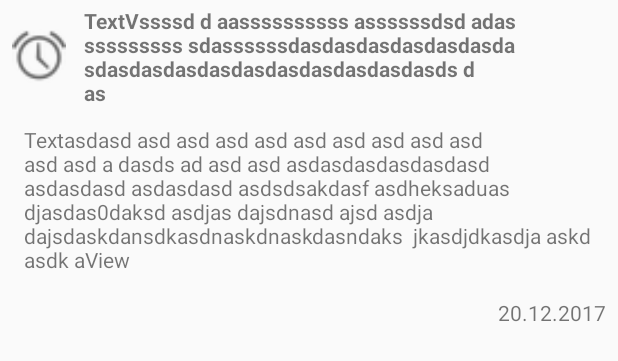
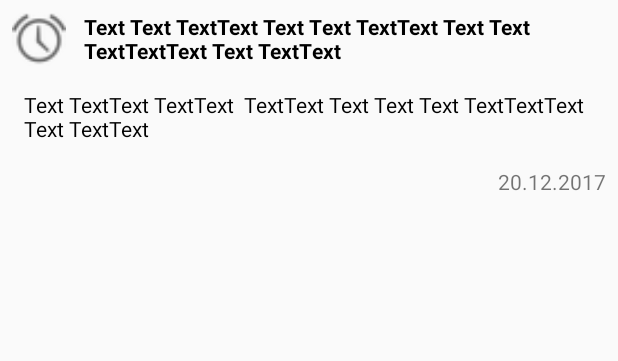
Before and after one commit to SmaQu/My-Personal-CV, an Android app: the layout list_view_item.xml on its own in the app's theme, with its tools: preview values and no code run, on a phone screen of 412 x 824 dp. Shown: the top 361 px of the screen. Run offline under Robolectric (Android 15) with nearby library versions, the phone set to English and light mode, and no system bars; network calls fail.

Commit message:
Add text to about app., create about me.

```diff
--- a/app/src/main/AndroidManifest.xml
+++ b/app/src/main/AndroidManifest.xml
@@ -1,6 +1,8 @@
 <?xml version="1.0" encoding="utf-8"?>
 <manifest xmlns:android="http://schemas.android.com/apk/res/android"
     package="com.example.smaqu.mypersonalcv">
+
+    <uses-permission android:name="android.permission.INTERNET"/>
 
     <application
         android:allowBackup="true"
--- a/app/src/main/res/layout/activity_about_application.xml
+++ b/app/src/main/res/layout/activity_about_application.xml
@@ -8,5 +8,5 @@
     <WebView
         android:id="@+id/web_view_activity_about_application"
         android:layout_width="match_parent"
-        android:layout_height="match_parent" />
+        android:layout_height="match_parent"/>
 </android.support.constraint.ConstraintLayout>
--- a/app/src/main/res/layout/list_view_item.xml
+++ b/app/src/main/res/layout/list_view_item.xml
@@ -30,8 +30,9 @@
             android:gravity="center_vertical"
             android:paddingEnd="4dp"
             android:paddingStart="4dp"
-            android:text="TextVssssd d aassssssssss assssssdsd adas sssssssss sdassssssdasdasdasdasdasdasdasdasdasdasdasdasdasdasdasdasdasds d as"
-            android:textStyle="bold" />
+            android:textColor="@android:color/black"
+            android:textStyle="bold"
+            tools:text="Text Text TextText Text Text TextText Text Text TextTextText Text TextText " />
 
     </RelativeLayout>
 
@@ -41,10 +42,11 @@
         android:layout_height="wrap_content"
         android:layout_alignStart="@+id/relative_layout_topic_icon"
         android:layout_below="@+id/relative_layout_topic_icon"
+        android:layout_marginEnd="8dp"
+        android:layout_marginStart="8dp"
         android:padding="8dp"
-        android:layout_marginStart="8dp"
-        android:layout_marginEnd="8dp"
-        android:text="Textasdasd asd asd asd asd asd asd asd asd asd asd asd a dasds ad asd asd asdasdasdasdasdasd asdasdasd asdasdasd asdsdsakdasf asdheksaduas djasdas0daksd asdjas dajsdnasd ajsd asdja dajsdaskdansdkasdnaskdnaskdasndaks  jkasdjdkasdja askd asdk aView" />
+        android:textColor="@android:color/black"
+        tools:text="Text TextText TextText  TextText Text Text Text TextTextText Text TextText" />
 
     <TextView
         android:id="@+id/text_view_list_view_item_date"
@@ -53,5 +55,6 @@
         android:layout_alignParentEnd="true"
         android:layout_below="@id/text_view_list_view_item_info"
         android:padding="8dp"
-        android:text="20.12.2017" />
+        tools:text="20.12.2017" />
+
 </RelativeLayout>
```
Also changed, not shown: app/src/main/java/com/example/smaqu/mypersonalcv/view/AboutMeActivity.java (+14 -0 lines), app/src/main/res/layout/activity_about_me.xml (+41 -2 lines), app/src/main/res/layout/card_view_item.xml (+9 -5 lines), 1 other file.
